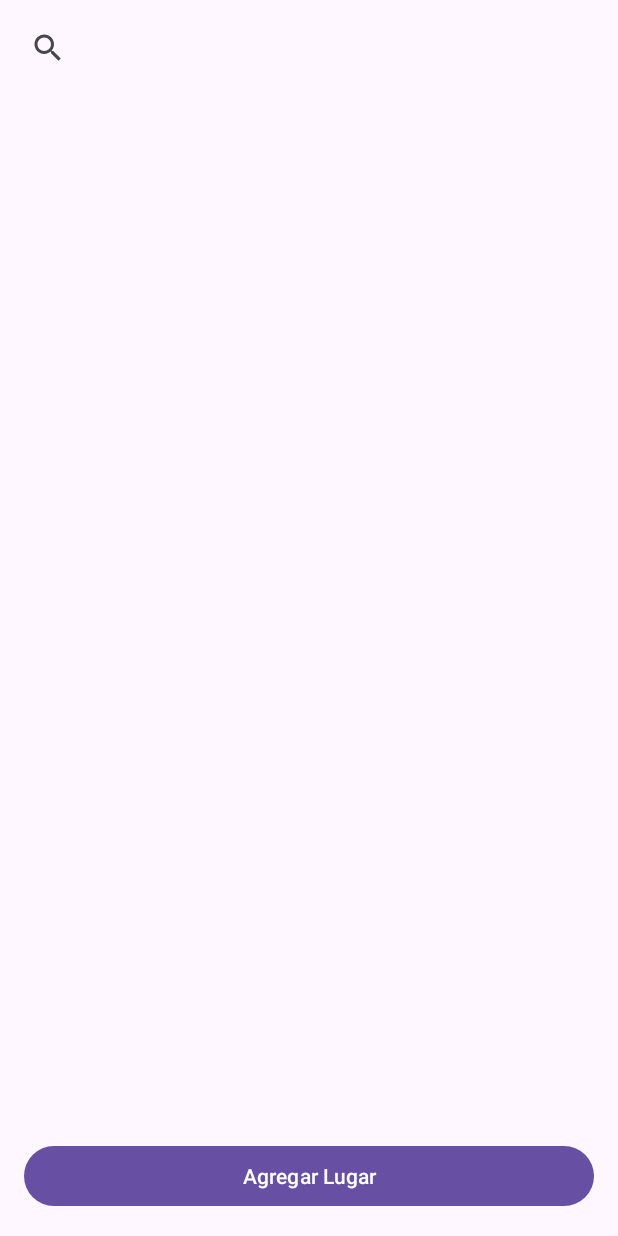
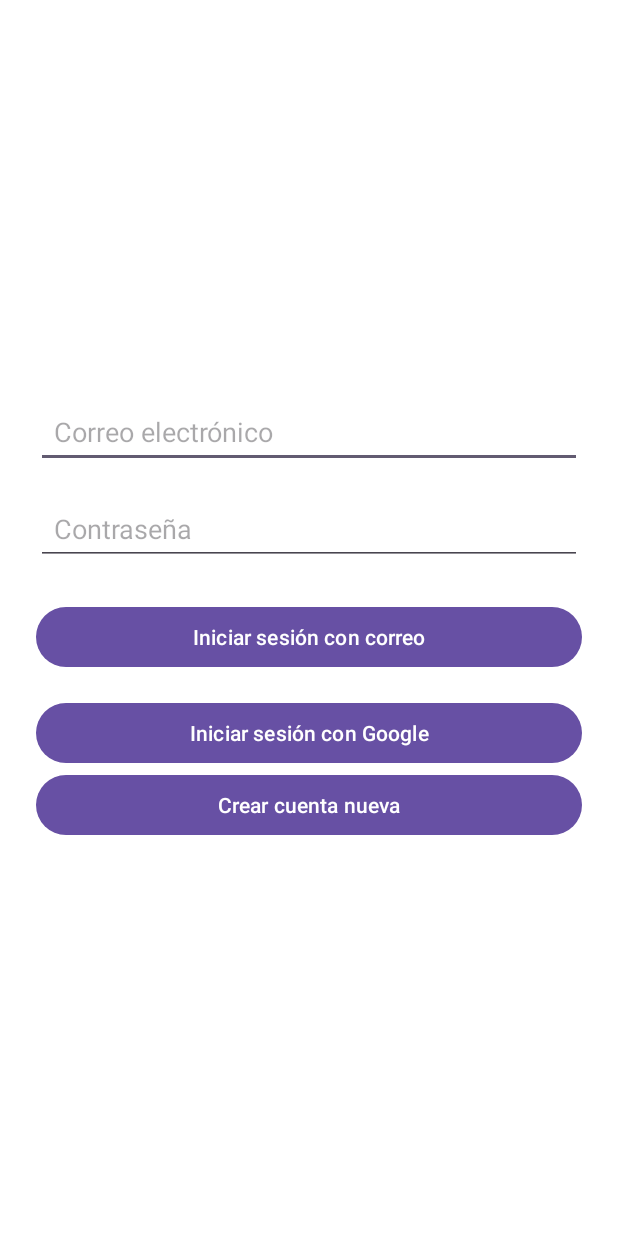
Before and after one commit to JrMontoya490/Xplora2, an Android app: the screen it shows after launch (MainActivity before the commit, LoginActivity after it), on a phone screen of 412 x 824 dp. Run offline under Robolectric (Android 15) with nearby library versions, the light colour scheme and no system bars; our stand-ins replace Firebase (no records; nobody signed in at launch, a user with empty details on screens opened directly).

Commit message:
Login y registro

```diff
--- a/Xplora22/app/src/main/AndroidManifest.xml
+++ b/Xplora22/app/src/main/AndroidManifest.xml
@@ -16,16 +16,19 @@
         android:supportsRtl="true"
         android:theme="@style/Theme.Xplora2"
         tools:targetApi="31">
+
         <!-- Agregar la clave de API de Google Maps para Android -->
         <meta-data
             android:name="com.google.android.geo.API_KEY"
             android:value="AIzaSyDnPbjA2pjSpNfB8SfAkiYZt3Yf9FFK244" />
 
+        <activity android:name=".view.RegisterActivity"/>
         <activity android:name=".view.EditarLugarActivity" />
         <activity android:name=".view.AgregarLugarActivity" />
         <activity android:name=".view.DetalleActivity" />
+        <activity android:name=".view.MainActivity" />
         <activity
-            android:name=".view.MainActivity"
+            android:name=".view.LoginActivity"
             android:exported="true">
             <intent-filter>
                 <action android:name="android.intent.action.MAIN" />
--- /dev/null
+++ b/Xplora22/app/src/main/java/com/example/xplora2/view/LoginActivity.kt
@@ -0,0 +1,106 @@
+package com.example.xplora2.view
+
+import android.content.Intent
+import android.os.Bundle
+import android.widget.*
+import androidx.appcompat.app.AppCompatActivity
+import com.example.xplora2.R
+import com.google.android.gms.auth.api.signin.GoogleSignIn
+import com.google.android.gms.auth.api.signin.GoogleSignInAccount
+import com.google.android.gms.auth.api.signin.GoogleSignInClient
+import com.google.android.gms.auth.api.signin.GoogleSignInOptions
+import com.google.firebase.auth.FirebaseAuth
+import com.google.firebase.auth.GoogleAuthProvider
+
+class LoginActivity : AppCompatActivity() {
+
+    private lateinit var auth: FirebaseAuth
+    private lateinit var googleSignInClient: GoogleSignInClient
+    private val RC_SIGN_IN = 9001
+
+    override fun onCreate(savedInstanceState: Bundle?) {
+        super.onCreate(savedInstanceState)
+
+        // Inicializa FirebaseAuth antes de usarlo
+        auth = FirebaseAuth.getInstance()
+
+        // Si ya hay usuario logueado, ir directamente al MainActivity
+        if (auth.currentUser != null) {
+            irAMain()
+            return
+        }
+
+        setContentView(R.layout.activity_login)
+
+        // Configurar Google Sign-In
+        val gso = GoogleSignInOptions.Builder(GoogleSignInOptions.DEFAULT_SIGN_IN)
+            .requestIdToken(getString(R.string.default_web_client_id))
+            .requestEmail()
+            .build()
+
+        googleSignInClient = GoogleSignIn.getClient(this, gso)
+
+        val emailInput = findViewById<EditText>(R.id.etEmail)
+        val passwordInput = findViewById<EditText>(R.id.etPassword)
+        val loginButton = findViewById<Button>(R.id.btnLogin)
+        val googleButton = findViewById<Button>(R.id.btnGoogleLogin)
+        val btnIrARegistro = findViewById<Button>(R.id.btnIrARegistro)
+
+        btnIrARegistro.setOnClickListener {
+            startActivity(Intent(this, RegisterActivity::class.java))
+        }
+
+        loginButton.setOnClickListener {
+            val email = emailInput.text.toString()
+            val password = passwordInput.text.toString()
+
+            if (email.isNotEmpty() && password.isNotEmpty()) {
+                auth.signInWithEmailAndPassword(email, password)
+                    .addOnCompleteListener { task ->
+                        if (task.isSuccessful) {
+                            irAMain()
+                        } else {
+                            Toast.makeText(this, "Error al iniciar sesión", Toast.LENGTH_SHORT).show()
+                        }
+                    }
+            } else {
+                Toast.makeText(this, "Completa los campos", Toast.LENGTH_SHORT).show()
+            }
+        }
+
+        googleButton.setOnClickListener {
+            val signInIntent = googleSignInClient.signInIntent
+            startActivityForResult(signInIntent, RC_SIGN_IN)
+        }
+    }
+
+    override fun onActivityResult(requestCode: Int, resultCode: Int, data: Intent?) {
+        super.onActivityResult(requestCode, resultCode, data)
+
+        if (requestCode == RC_SIGN_IN) {
+            val task = GoogleSignIn.getSignedInAccountFromIntent(data)
+            if (task.isSuccessful) {
+                val account = task.result
+                firebaseAuthWithGoogle(account)
+            } else {
+                Toast.makeText(this, "Error al iniciar sesión con Google", Toast.LENGTH_SHORT).show()
+            }
+        }
+    }
+
+    private fun firebaseAuthWithGoogle(account: GoogleSignInAccount?) {
+        val credential = GoogleAuthProvider.getCredential(account?.idToken, null)
+        auth.signInWithCredential(credential).addOnCompleteListener(this) { task ->
+            if (task.isSuccessful) {
+                irAMain()
+            } else {
+                Toast.makeText(this, "Fallo la autenticación con Google", Toast.LENGTH_SHORT).show()
+            }
+        }
+    }
+
+    private fun irAMain() {
+        startActivity(Intent(this, MainActivity::class.java))
+        finish()
+    }
+}
--- /dev/null
+++ b/Xplora22/app/src/main/res/layout/activity_login.xml
@@ -0,0 +1,47 @@
+<?xml version="1.0" encoding="utf-8"?>
+<LinearLayout
+    xmlns:android="http://schemas.android.com/apk/res/android"
+    android:layout_width="match_parent"
+    android:layout_height="match_parent"
+    android:orientation="vertical"
+    android:padding="24dp"
+    android:gravity="center"
+    android:background="@android:color/white">
+
+    <EditText
+        android:id="@+id/etEmail"
+        android:layout_width="match_parent"
+        android:layout_height="wrap_content"
+        android:hint="Correo electrónico"
+        android:inputType="textEmailAddress"
+        android:padding="12dp"
+        android:layout_marginBottom="16dp" />
+
+    <EditText
+        android:id="@+id/etPassword"
+        android:layout_width="match_parent"
+        android:layout_height="wrap_content"
+        android:hint="Contraseña"
+        android:inputType="textPassword"
+        android:padding="12dp"
+        android:layout_marginBottom="24dp" />
+
+    <Button
+        android:id="@+id/btnLogin"
+        android:layout_width="match_parent"
+        android:layout_height="wrap_content"
+        android:text="Iniciar sesión con correo"
+        android:layout_marginBottom="16dp" />
+
+    <Button
+        android:id="@+id/btnGoogleLogin"
+        android:layout_width="match_parent"
+        android:layout_height="wrap_content"
+        android:text="Iniciar sesión con Google" />
+    <Button
+        android:id="@+id/btnIrARegistro"
+        android:layout_width="match_parent"
+        android:layout_height="wrap_content"
+        android:text="Crear cuenta nueva" />
+
+</LinearLayout>
--- a/Xplora22/app/src/main/res/values/strings.xml
+++ b/Xplora22/app/src/main/res/values/strings.xml
@@ -1,3 +1,5 @@
 <resources>
     <string name="app_name">Xplora2</string>
+    <string name="default_web_client_id">952903461731-3g916rd34r3g5luolr82c91f6mqo7fag.apps.googleusercontent.com</string>
+
 </resources>
--- a/Xplora22/build.gradle.kts
+++ b/Xplora22/build.gradle.kts
@@ -2,4 +2,5 @@
 plugins {
     alias(libs.plugins.android.application) apply false
     alias(libs.plugins.kotlin.android) apply false
+    alias(libs.plugins.google.gms.google.services) apply false
 }
```
Also changed, not shown: Xplora22/app/build.gradle.kts (+17 -10 lines), Xplora22/app/src/main/java/com/example/xplora2/view/MainActivity.kt (+26 -7 lines), Xplora22/app/src/main/java/com/example/xplora2/view/RegisterActivity.kt (added, +44 -0 lines), Xplora22/app/src/main/res/layout/activity_main.xml (+18 -6 lines), Xplora22/app/src/main/res/layout/activity_register.xml (added, +26 -0 lines), Xplora22/gradle/libs.versions.toml (+10 -0 lines).
